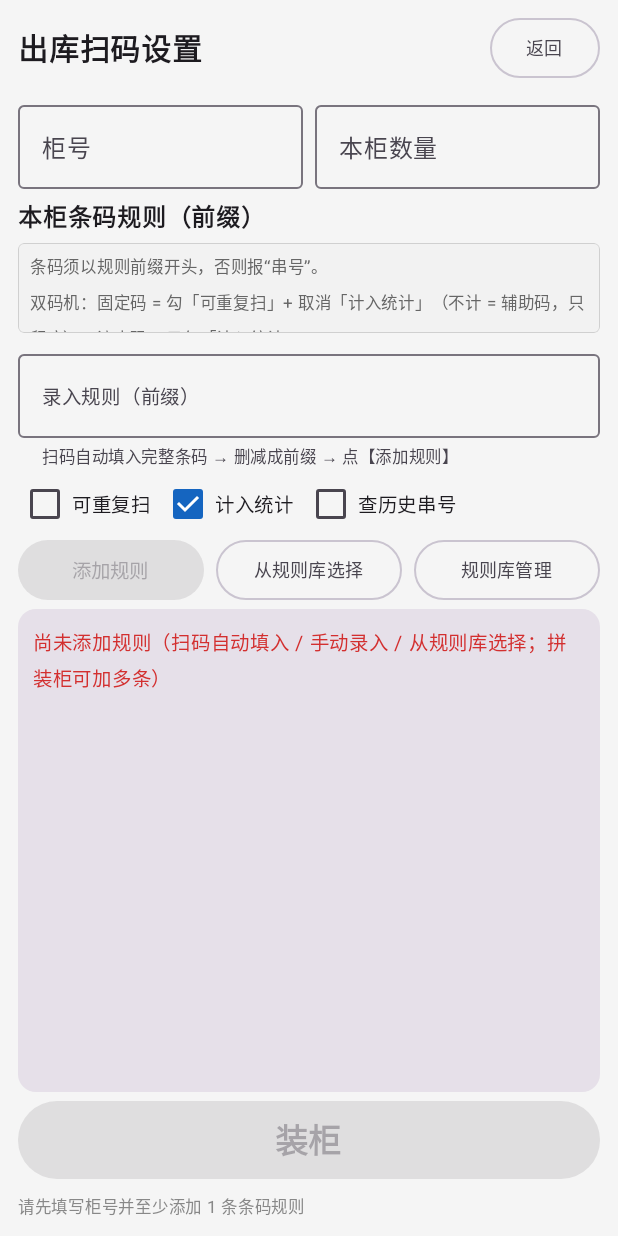
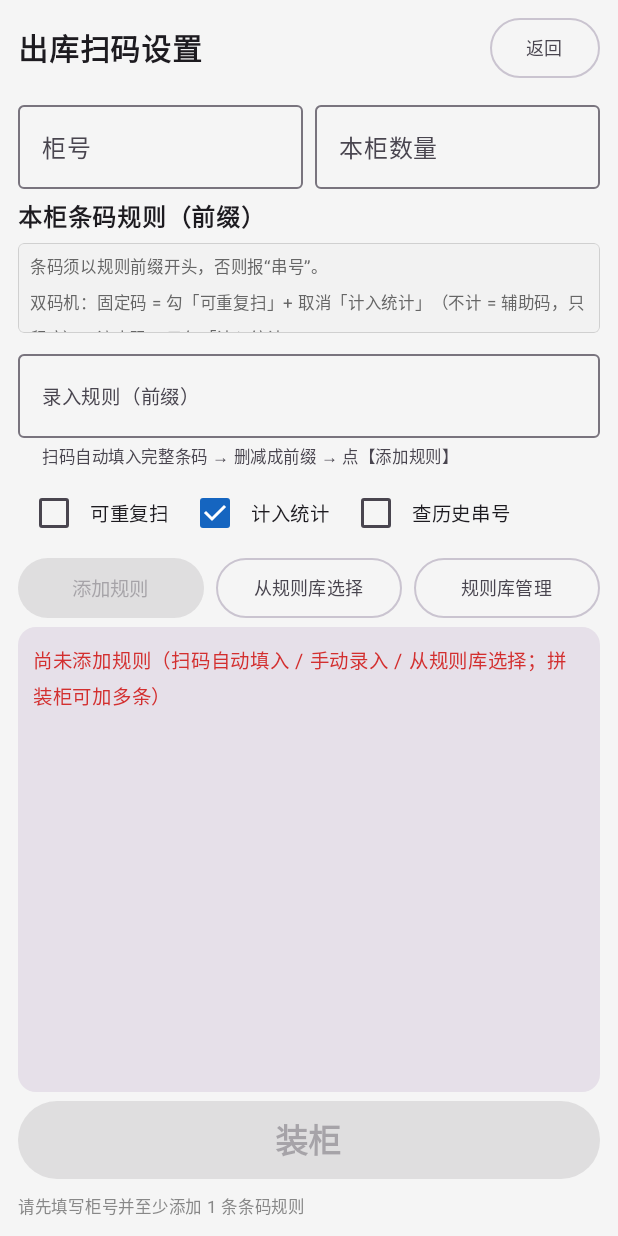
Before and after one commit to qudingshun/saoma, an Android app built with Jetpack Compose: the OutboundSetupScreen screen opened through its navigation route, on a phone screen of 412 x 824 dp. Run offline under Robolectric (Android 15) with nearby library versions, the phone set to English and light mode, and no system bars; our stand-ins replace Room's generated code; 1 statement that could not run was skipped.

Commit message:
v1.5.3：子项目波次 1（审计收尾 9 项，versionCode 10，已装机）
界面体验（B 子项目）：
- 22 扫码页记录头改「共 N 条 · 最近 N 条可点按删除」（条数为真实累计）
- 24 设置页 6 个勾选框去掉 size(36.dp)，触控目标恢复 48dp
- 25 报警底色移到 padding 前：edge-to-edge 铺满状态栏
- 26 落盘路径文案统一走 FileExporter.displayPath()
- 27 记录页/回收站时间格式化统一 java.time（新增 ui/TimeText.kt）

工程化（C 子项目）：
- 11 首页 LifecycleResumeEffect 复检存储授权 + 未授权红字提示
- 20 规则库新增与编辑一致查重，防 upsert REPLACE 静默覆盖
- 33 Manifest 清理：删相机特征、删 READ_EXTERNAL_STORAGE、allowBackup=false
- 37 仓库清理：删 home_test.png 与旧 zip（git 历史可查）

新增《子项目计划.md》：剩余事项拆为 A~E 五个子项目分波推进

```diff
--- a/app/build.gradle.kts
+++ b/app/build.gradle.kts
@@ -13,8 +13,8 @@ android {
         applicationId = "com.zhuanggui.pda"
         minSdk = 26
         targetSdk = 35
-        versionCode = 9
-        versionName = "1.5.2"
+        versionCode = 10
+        versionName = "1.5.3"
     }
 
     buildTypes {
--- a/app/src/main/java/com/zhuanggui/pda/export/FileExporter.kt
+++ b/app/src/main/java/com/zhuanggui/pda/export/FileExporter.kt
@@ -48,6 +48,9 @@ object FileExporter {
 
     /** 根目录（PDA 文件管理器里直接可找） */
     fun rootDir(): File = File(Environment.getExternalStorageDirectory(), ROOT_DIR)
+
+    /** 界面展示用路径（/sdcard 与真实路径 /storage/emulated/0 等价，文件管理器里可见；界面文案统一从这里取） */
+    fun displayPath(): String = "/sdcard/$ROOT_DIR"
 
     /** 文件回收站目录（与 APP 删除动作一致：删掉的记录文件挪到这里） */
     fun trashRootDir(): File = File(Environment.getExternalStorageDirectory(), TRASH_DIR)
--- a/app/src/main/java/com/zhuanggui/pda/ui/AppViewModel.kt
+++ b/app/src/main/java/com/zhuanggui/pda/ui/AppViewModel.kt
@@ -680,6 +680,11 @@ class AppViewModel(application: Application) : AndroidViewModel(application) {
         val cleanName = name.trim()
         viewModelScope.launch {
             if (id == null) {
+                // 新增同样查重（与编辑一致）：避免 upsert 的 REPLACE 静默覆盖库中同名前缀
+                if (ruleLibDao.getAll().any { it.prefix == prefix }) {
+                    _ruleLibMessage.value = "前缀已存在：$prefix（未新增；可在列表中点该行「编辑」改名称）"
+                    return@launch
+                }
                 ruleLibDao.upsert(RuleLibEntry(prefix = prefix, name = cleanName))
             } else {
                 val conflict = ruleLibDao.getAll().any { it.prefix == prefix && it.id != id }
--- a/app/src/main/java/com/zhuanggui/pda/ui/screen/HomeScreen.kt
+++ b/app/src/main/java/com/zhuanggui/pda/ui/screen/HomeScreen.kt
@@ -17,6 +17,10 @@ import androidx.compose.material3.OutlinedButton
 import androidx.compose.material3.Scaffold
 import androidx.compose.material3.Text
 import androidx.compose.runtime.Composable
+import androidx.compose.runtime.getValue
+import androidx.compose.runtime.mutableStateOf
+import androidx.compose.runtime.remember
+import androidx.compose.runtime.setValue
 import androidx.compose.ui.Alignment
 import androidx.compose.ui.Modifier
 import androidx.compose.ui.graphics.Color
@@ -26,6 +30,7 @@ import androidx.compose.ui.res.painterResource
 import androidx.compose.ui.text.font.FontWeight
 import androidx.compose.ui.unit.dp
 import androidx.compose.ui.unit.sp
+import androidx.lifecycle.compose.LifecycleResumeEffect
 import com.zhuanggui.pda.BuildConfig
 import com.zhuanggui.pda.R
 import com.zhuanggui.pda.export.FileExporter
@@ -44,6 +49,12 @@ fun HomeScreen(
 ) {
     Scaffold { pad ->
         val context = LocalContext.current
+        // 存储授权状态：进入/回到首页时复检（去系统设置授权完返回 → 提示自动消失）
+        var hasStorage by remember { mutableStateOf(FileExporter.hasPermission(context)) }
+        LifecycleResumeEffect(Unit) {
+            hasStorage = FileExporter.hasPermission(context)
+            onPauseOrDispose { }
+        }
         Column(
             Modifier
                 .padding(pad)
@@ -83,6 +94,13 @@ fun HomeScreen(
             ) {
                 Text("出库扫码", fontSize = 30.sp, fontWeight = FontWeight.Bold)
             }
+            if (!hasStorage) {
+                Text(
+                    "⚠ 未授权「所有文件访问」：记录不会自动落盘；点上方按钮按提示授权后返回本页即消失",
+                    fontSize = 12.sp, color = Color(0xFFD32F2F),
+                    modifier = Modifier.padding(top = 6.dp)
+                )
+            }
 
             Spacer(Modifier.height(20.dp))
 
@@ -95,7 +113,7 @@ fun HomeScreen(
 
             Spacer(Modifier.height(40.dp))
             Text(
-                "记录自动保存：/sdcard/ZhuangGui/装柜记录/",
+                "记录自动保存：${FileExporter.displayPath()}/",
                 fontSize = 13.sp,
                 color = Color.Gray
             )
--- a/app/src/main/java/com/zhuanggui/pda/ui/screen/OutboundSetupScreen.kt
+++ b/app/src/main/java/com/zhuanggui/pda/ui/screen/OutboundSetupScreen.kt
@@ -14,7 +14,6 @@ import androidx.compose.foundation.layout.fillMaxWidth
 import androidx.compose.foundation.layout.height
 import androidx.compose.foundation.layout.heightIn
 import androidx.compose.foundation.layout.padding
-import androidx.compose.foundation.layout.size
 import androidx.compose.foundation.layout.width
 import androidx.compose.foundation.lazy.itemsIndexed
 import androidx.compose.foundation.rememberScrollState
@@ -191,22 +190,19 @@ fun OutboundSetupScreen(
             ) {
                 Checkbox(
                     checked = state.ruleAllowDup,
-                    onCheckedChange = onRuleAllowDup,
-                    modifier = Modifier.size(36.dp)
+                    onCheckedChange = onRuleAllowDup
                 )
                 Text("可重复扫", fontSize = 13.sp)
                 Spacer(Modifier.width(6.dp))
                 Checkbox(
                     checked = state.ruleCount,
-                    onCheckedChange = onRuleCount,
-                    modifier = Modifier.size(36.dp)
+                    onCheckedChange = onRuleCount
                 )
                 Text("计入统计", fontSize = 13.sp)
                 Spacer(Modifier.width(6.dp))
                 Checkbox(
                     checked = state.ruleCheckHistory,
-                    onCheckedChange = onRuleCheckHistory,
-                    modifier = Modifier.size(36.dp)
+                    onCheckedChange = onRuleCheckHistory
                 )
                 Text("查历史串号", fontSize = 13.sp)
             }
@@ -279,8 +275,7 @@ fun OutboundSetupScreen(
                                         checked = rule.allowDuplicate,
                                         onCheckedChange = {
                                             onRuleFlags(rule.prefix, it, rule.countEnabled, rule.checkHistory)
-                                        },
-                                        modifier = Modifier.size(36.dp)
+                                        }
                                     )
                                     Text("可重复扫", fontSize = 12.sp)
                                     Spacer(Modifier.width(4.dp))
@@ -288,8 +283,7 @@ fun OutboundSetupScreen(
                                         checked = rule.countEnabled,
                                         onCheckedChange = {
                                             onRuleFlags(rule.prefix, rule.allowDuplicate, it, rule.checkHistory)
-                                        },
-                                        modifier = Modifier.size(36.dp)
+                                        }
                                     )
                                     Text("计入统计", fontSize = 12.sp)
                                     Spacer(Modifier.width(4.dp))
@@ -297,8 +291,7 @@ fun OutboundSetupScreen(
                                         checked = rule.checkHistory,
                                         onCheckedChange = {
                                             onRuleFlags(rule.prefix, rule.allowDuplicate, rule.countEnabled, it)
-                                        },
-                                        modifier = Modifier.size(36.dp)
+                                        }
                                     )
                                     Text("查历史串号", fontSize = 12.sp)
                                 }
```
Also changed, not shown: app/src/main/AndroidManifest.xml (+1 -7 lines), app/src/main/java/com/zhuanggui/pda/ui/TimeText.kt (added, +23 -0 lines), app/src/main/java/com/zhuanggui/pda/ui/screen/OutboundScanScreen.kt (+5 -3 lines), app/src/main/java/com/zhuanggui/pda/ui/screen/RecordsScreen.kt (+3 -5 lines), app/src/main/java/com/zhuanggui/pda/ui/screen/TrashScreen.kt (+2 -5 lines), 6 other files.
